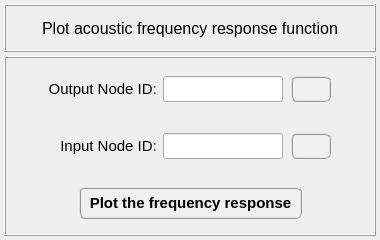
This is pulse/interface/ui_files/plots/results/acoustic/plot_acoustic_frequency_response_function.ui in open-pulse/OpenPulse as Qt 5 draws it before an edit. The edited form follows.
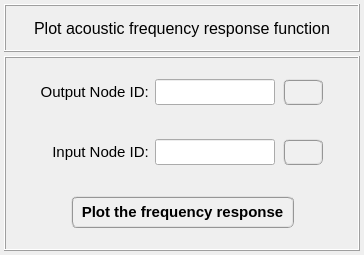
This is the edited form.

Commit message: Adds the acoustic plots widgets

Diff of the .ui file:
```diff
--- a/pulse/interface/ui_files/plots/results/acoustic/plot_acoustic_frequency_response_function.ui
+++ b/pulse/interface/ui_files/plots/results/acoustic/plot_acoustic_frequency_response_function.ui
@@ -1,39 +1,15 @@
 <?xml version="1.0" encoding="UTF-8"?>
 <ui version="4.0">
- <class>Dialog</class>
- <widget class="QDialog" name="Dialog">
-  <property name="windowModality">
-   <enum>Qt::NonModal</enum>
-  </property>
+ <class>Form</class>
+ <widget class="QWidget" name="Form">
   <property name="geometry">
    <rect>
     <x>0</x>
     <y>0</y>
-    <width>380</width>
-    <height>240</height>
+    <width>364</width>
+    <height>255</height>
    </rect>
   </property>
-  <property name="sizePolicy">
-   <sizepolicy hsizetype="Fixed" vsizetype="Fixed">
-    <horstretch>0</horstretch>
-    <verstretch>0</verstretch>
-   </sizepolicy>
-  </property>
-  <property name="minimumSize">
-   <size>
-    <width>380</width>
-    <height>240</height>
-   </size>
-  </property>
-  <property name="maximumSize">
-   <size>
-    <width>380</width>
-    <height>240</height>
-   </size>
-  </property>
-  <property name="contextMenuPolicy">
-   <enum>Qt::DefaultContextMenu</enum>
-  </property>
   <property name="windowTitle">
    <string>Plot frequency response function</string>
   </property>
```
Left out of the diff: 5 changed lines with no effect on the pictures. The commit also changes 13 other files.
